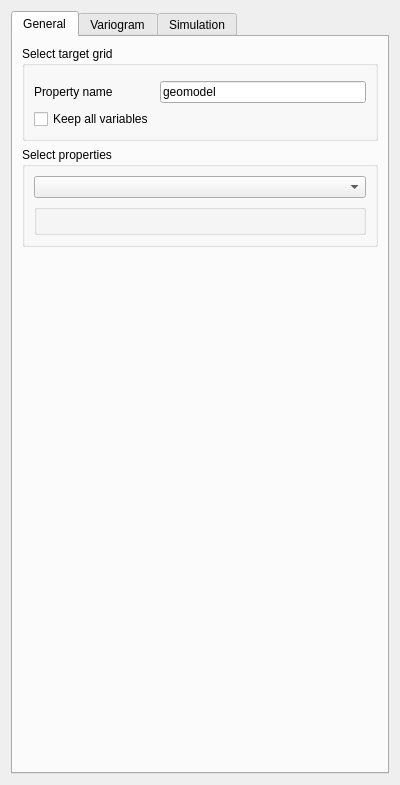
robertorolo/LPM-Geomod_Suite, file ui/sd_perturbation_uncertainty.ui: the form before one commit.
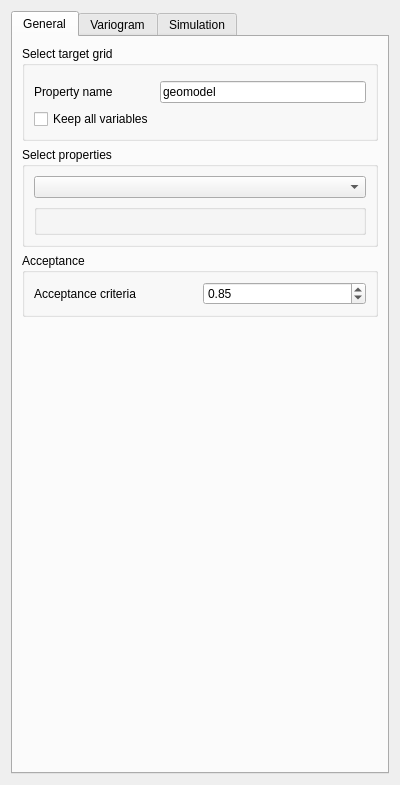
The form after the commit. Custom widgets are drawn as their Qt base class.

The edit to the form file:
```diff
--- a/ui/sd_perturbation_uncertainty.ui
+++ b/ui/sd_perturbation_uncertainty.ui
@@ -30,19 +30,6 @@
        <string>General</string>
       </attribute>
       <layout class="QGridLayout" name="gridLayout_3">
-       <item row="2" column="0">
-        <spacer name="verticalSpacer">
-         <property name="orientation">
-          <enum>Qt::Vertical</enum>
-         </property>
-         <property name="sizeHint" stdset="0">
-          <size>
-           <width>20</width>
-           <height>40</height>
-          </size>
-         </property>
-        </spacer>
-       </item>
        <item row="0" column="0">
         <widget class="QGroupBox" name="groupBox_3">
          <property name="title">
@@ -118,6 +105,45 @@
          </layout>
         </widget>
        </item>
+       <item row="2" column="0">
+        <widget class="QGroupBox" name="groupBox_4">
+         <property name="title">
+          <string>Acceptance</string>
+         </property>
+         <layout class="QGridLayout" name="gridLayout_9">
+          <item row="0" column="0">
+           <widget class="QLabel" name="label_6">
+            <property name="text">
+             <string>Acceptance criteria</string>
+            </property>
+           </widget>
+          </item>
+          <item row="0" column="1">
+           <widget class="QDoubleSpinBox" name="doubleSpinBox_2">
+            <property name="maximum">
+             <double>1.000000000000000</double>
+            </property>
+            <property name="value">
+             <double>0.850000000000000</double>
+            </property>
+           </widget>
+          </item>
+         </layout>
+        </widget>
+       </item>
+       <item row="3" column="0">
+        <spacer name="verticalSpacer">
+         <property name="orientation">
+          <enum>Qt::Vertical</enum>
+         </property>
+         <property name="sizeHint" stdset="0">
+          <size>
+           <width>20</width>
+           <height>40</height>
+          </size>
+         </property>
+        </spacer>
+       </item>
       </layout>
      </widget>
      <widget class="QWidget" name="tab2">
```
